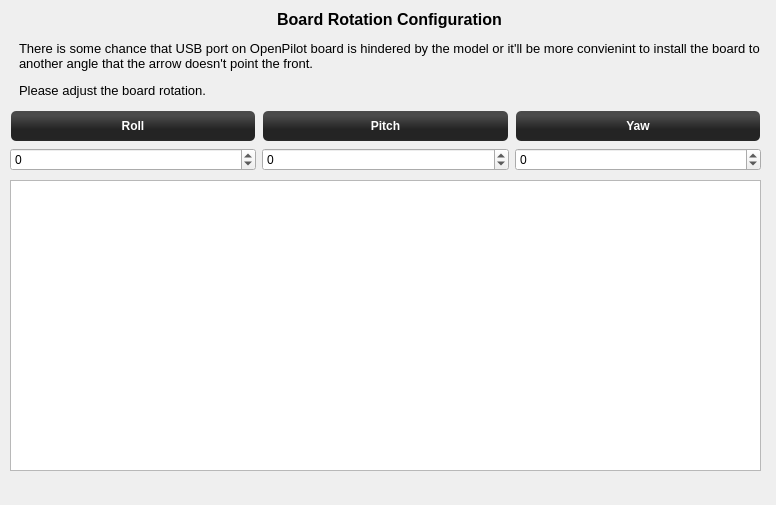
Above: ground/openpilotgcs/src/plugins/setupwizard/pages/boardrotationpage.ui from openpilot/OpenPilot before the change. Below: the same form after it.
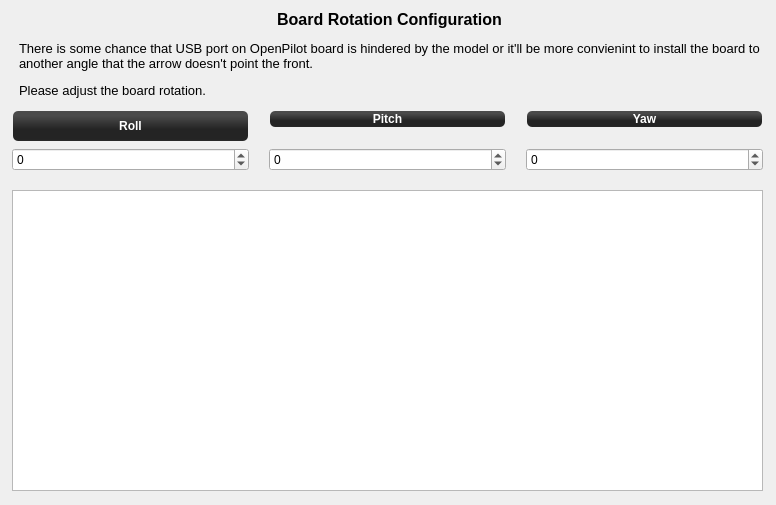
That is the form after the change.

```diff
--- a/ground/openpilotgcs/src/plugins/setupwizard/pages/boardrotationpage.ui
+++ b/ground/openpilotgcs/src/plugins/setupwizard/pages/boardrotationpage.ui
@@ -41,15 +41,21 @@
   <widget class="QWidget" name="horizontalLayoutWidget">
    <property name="geometry">
     <rect>
-     <x>10</x>
+     <x>12</x>
      <y>110</y>
      <width>751</width>
      <height>61</height>
     </rect>
    </property>
    <layout class="QHBoxLayout" name="horizontalLayout">
+    <property name="spacing">
+     <number>20</number>
+    </property>
     <item>
      <layout class="QVBoxLayout" name="verticalLayout_3">
+      <property name="spacing">
+       <number>6</number>
+      </property>
       <item>
        <widget class="QLabel" name="label_2">
         <property name="styleSheet">
@@ -146,15 +152,18 @@
   <widget class="QWidget" name="verticalLayoutWidget_4">
    <property name="geometry">
     <rect>
-     <x>10</x>
-     <y>180</y>
+     <x>12</x>
+     <y>190</y>
      <width>751</width>
-     <height>291</height>
+     <height>301</height>
     </rect>
    </property>
-   <layout class="QVBoxLayout" name="verticalLayout_4">
+   <layout class="QHBoxLayout" name="viewsLayout">
+    <property name="spacing">
+     <number>10</number>
+    </property>
     <item>
-     <widget class="QGraphicsView" name="graphicsView"/>
+     <widget class="QGraphicsView" name="vehicleView"/>
     </item>
    </layout>
   </widget>
```
